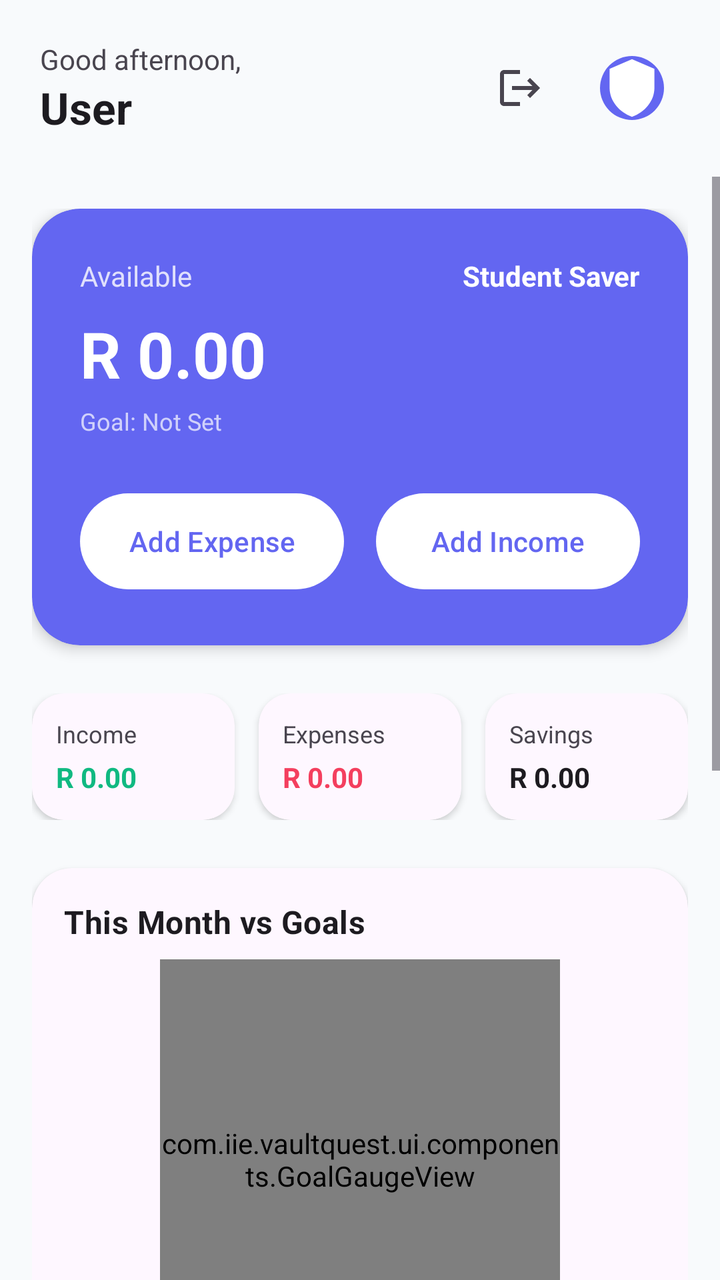
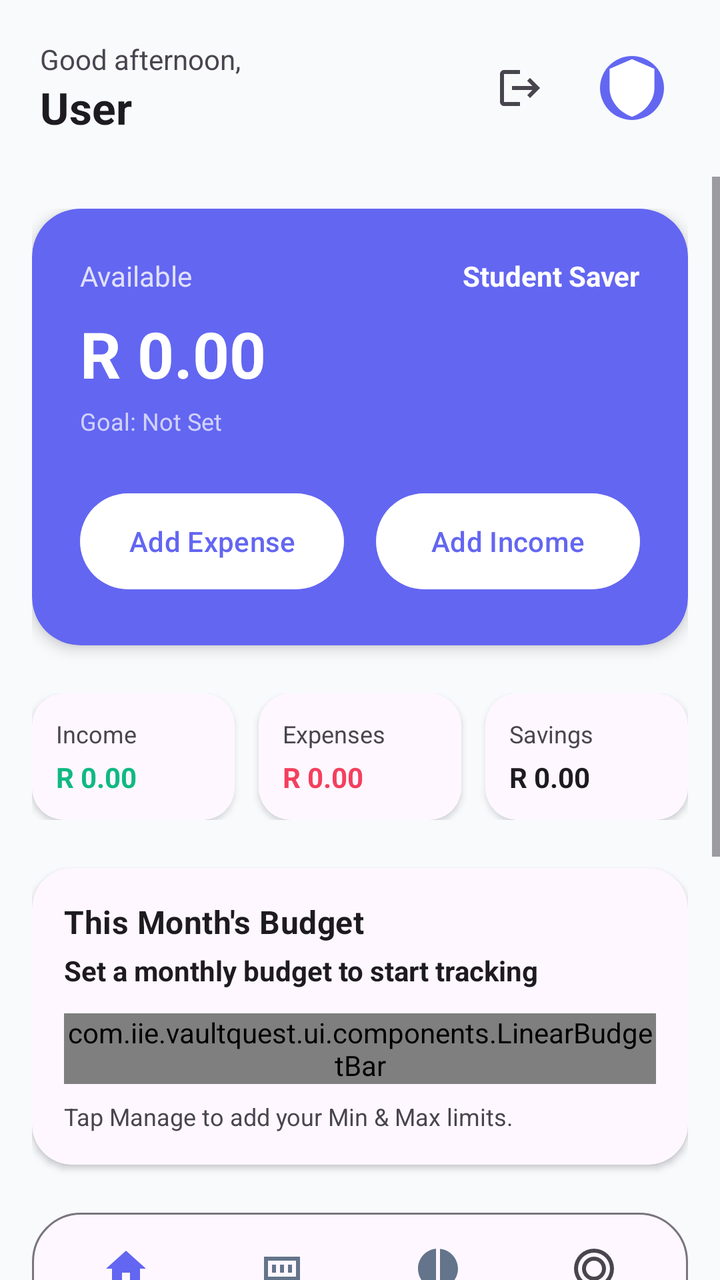

Two renders of the same Android screen: before a commit and after it. Below are the layout's source before the change and the commit's diff.
<!-- AndroidManifest.xml: application theme Theme.VaultQuest -->
<!-- res/layout/activity_main.xml -->
<?xml version="1.0" encoding="utf-8"?>
<androidx.constraintlayout.widget.ConstraintLayout xmlns:android="http://schemas.android.com/apk/res/android"
    xmlns:app="http://schemas.android.com/apk/res-auto"
    xmlns:tools="http://schemas.android.com/tools"
    android:layout_width="match_parent"
    android:layout_height="match_parent"
    android:background="?android:attr/windowBackground">

    
    <LinearLayout
        android:id="@+id/header"
        android:layout_width="match_parent"
        android:layout_height="wrap_content"
        android:orientation="horizontal"
        android:padding="20dp"
        android:gravity="center_vertical"
        app:layout_constraintTop_toTopOf="parent">

        <LinearLayout
            android:layout_width="0dp"
            android:layout_height="wrap_content"
            android:layout_weight="1"
            android:orientation="vertical">
            <TextView
                android:id="@+id/greetingText"
                android:layout_width="wrap_content"
                android:layout_height="wrap_content"
                android:text="Good afternoon,"
                android:textColor="?android:attr/textColorSecondary"
                android:textSize="14sp" />
            <TextView
                android:id="@+id/welcomeText"
                android:layout_width="wrap_content"
                android:layout_height="wrap_content"
                android:text="User"
                android:textColor="?android:attr/textColorPrimary"
                android:textSize="22sp"
                android:textStyle="bold" />
        </LinearLayout>

        <ImageButton
            android:id="@+id/btnLogout"
            android:layout_width="40dp"
            android:layout_height="40dp"
            android:background="?attr/selectableItemBackgroundBorderless"
            android:src="@drawable/ic_logout"
            app:tint="?android:attr/textColorSecondary" />

        <com.google.android.material.imageview.ShapeableImageView
            android:id="@+id/profileImage"
            android:layout_width="48dp"
            android:layout_height="48dp"
            android:layout_marginStart="12dp"
            android:src="@drawable/ic_vault_logo"
            app:shapeAppearanceOverlay="@style/CircleImage"
            android:padding="8dp"
            android:background="@color/vault_blue"
            app:tint="@color/white" />
    </LinearLayout>

    <ScrollView
        android:layout_width="match_parent"
        android:layout_height="0dp"
        android:fillViewport="true"
        app:layout_constraintTop_toBottomOf="@id/header"
        app:layout_constraintBottom_toBottomOf="parent">

        <LinearLayout
            android:layout_width="match_parent"
            android:layout_height="wrap_content"
            android:orientation="vertical"
            android:padding="16dp">

            
            <androidx.cardview.widget.CardView
                android:layout_width="match_parent"
                android:layout_height="wrap_content"
                app:cardBackgroundColor="@color/vault_blue"
                app:cardCornerRadius="24dp"
                app:cardElevation="4dp">

                <LinearLayout
                    android:layout_width="match_parent"
                    android:layout_height="wrap_content"
                    android:orientation="vertical"
                    android:padding="24dp">

                    <RelativeLayout
                        android:layout_width="match_parent"
                        android:layout_height="wrap_content">
                        <TextView
                            android:layout_width="wrap_content"
                            android:layout_height="wrap_content"
                            android:text="Available"
                            android:textColor="@color/white"
                            android:alpha="0.8" />
                        <TextView
                            android:layout_width="wrap_content"
                            android:layout_height="wrap_content"
                            android:layout_alignParentEnd="true"
                            android:text="Student Saver"
                            android:textColor="@color/white"
                            android:textStyle="bold" />
                    </RelativeLayout>

                    <TextView
                        android:id="@+id/totalSpent"
                        android:layout_width="wrap_content"
                        android:layout_height="wrap_content"
                        android:layout_marginTop="8dp"
                        android:text="R 0.00"
                        android:textColor="@color/white"
                        android:textSize="32sp"
                        android:textStyle="bold" />

                    <TextView
                        android:id="@+id/goalStatus"
                        android:layout_width="wrap_content"
                        android:layout_height="wrap_content"
                        android:layout_marginTop="4dp"
                        android:text="Goal: Not Set"
                        android:textColor="@color/white"
                        android:textSize="12sp"
                        android:alpha="0.7" />

                    <LinearLayout
                        android:layout_width="match_parent"
                        android:layout_height="wrap_content"
                        android:layout_marginTop="24dp"
                        android:orientation="horizontal">
                        <Button
                            android:id="@+id/btnAddExpense"
                            style="@style/Widget.Material3.Button.TonalButton"
                            android:layout_width="0dp"
                            android:layout_height="56dp"
                            android:layout_weight="1"
                            android:layout_marginEnd="8dp"
                            android:text="Add Expense"
                            android:textColor="@color/vault_blue"
                            app:backgroundTint="@color/white"
                            app:cornerRadius="28dp" />
                        <Button
                            android:id="@+id/btnAddIncome"
                            style="@style/Widget.Material3.Button.TonalButton"
                            android:layout_width="0dp"
                            android:layout_height="56dp"
                            android:layout_weight="1"
                            android:layout_marginStart="8dp"
                            android:text="Add Income"
                            android:textColor="@color/vault_blue"
                            app:backgroundTint="@color/white"
                            app:cornerRadius="28dp" />
                    </LinearLayout>
                </LinearLayout>
            </androidx.cardview.widget.CardView>

            
            <LinearLayout
                android:layout_width="match_parent"
                android:layout_height="wrap_content"
                android:layout_marginTop="24dp"
                android:orientation="horizontal">

                <androidx.cardview.widget.CardView
                    android:layout_width="0dp"
                    android:layout_height="wrap_content"
                    android:layout_weight="1"
                    android:layout_marginEnd="8dp"
                    app:cardBackgroundColor="?attr/colorSurface"
                    app:cardCornerRadius="16dp"
                    app:cardElevation="2dp">
                    <LinearLayout
                        android:layout_width="match_parent"
                        android:layout_height="wrap_content"
                        android:orientation="vertical"
                        android:padding="12dp">
                        <TextView
                            android:layout_width="wrap_content"
                            android:layout_height="wrap_content"
                            android:text="Income"
                            android:textColor="?android:attr/textColorSecondary"
                            android:textSize="12sp" />
                        <TextView
                            android:id="@+id/incomeValue"
                            android:layout_width="wrap_content"
                            android:layout_height="wrap_content"
                            android:layout_marginTop="4dp"
                            android:text="R 0.00"
                            android:textColor="@color/vault_green"
                            android:textStyle="bold" />
                    </LinearLayout>
                </androidx.cardview.widget.CardView>

                <androidx.cardview.widget.CardView
                    android:layout_width="0dp"
                    android:layout_height="wrap_content"
                    android:layout_weight="1"
                    android:layout_marginHorizontal="4dp"
                    app:cardBackgroundColor="?attr/colorSurface"
                    app:cardCornerRadius="16dp"
                    app:cardElevation="2dp">
                    <LinearLayout
                        android:layout_width="match_parent"
                        android:layout_height="wrap_content"
                        android:orientation="vertical"
                        android:padding="12dp">
                        <TextView
                            android:layout_width="wrap_content"
                            android:layout_height="wrap_content"
                            android:text="Expenses"
                            android:textColor="?android:attr/textColorSecondary"
                            android:textSize="12sp" />
                        <TextView
                            android:id="@+id/expensesValue"
                            android:layout_width="wrap_content"
                            android:layout_height="wrap_content"
                            android:layout_marginTop="4dp"
                            android:text="R 0.00"
                            android:textColor="@color/vault_red"
                            android:textStyle="bold" />
                    </LinearLayout>
                </androidx.cardview.widget.CardView>

                <androidx.cardview.widget.CardView
                    android:layout_width="0dp"
                    android:layout_height="wrap_content"
                    android:layout_weight="1"
                    android:layout_marginStart="8dp"
                    app:cardBackgroundColor="?attr/colorSurface"
                    app:cardCornerRadius="16dp"
                    app:cardElevation="2dp">
                    <LinearLayout
                        android:layout_width="match_parent"
                        android:layout_height="wrap_content"
                        android:orientation="vertical"
                        android:padding="12dp">
                        <TextView
                            android:layout_width="wrap_content"
                            android:layout_height="wrap_content"
                            android:text="Savings"
                            android:textColor="?android:attr/textColorSecondary"
                            android:textSize="12sp" />
                        <TextView
                            android:id="@+id/savingsValue"
                            android:layout_width="wrap_content"
                            android:layout_height="wrap_content"
                            android:layout_marginTop="4dp"
                            android:text="R 0.00"
                            android:textColor="?android:attr/textColorPrimary"
                            android:textStyle="bold" />
                    </LinearLayout>
                </androidx.cardview.widget.CardView>
            </LinearLayout>

            
            <androidx.cardview.widget.CardView
                android:layout_width="match_parent"
                android:layout_height="wrap_content"
                android:layout_marginTop="24dp"
                app:cardBackgroundColor="?attr/colorSurface"
                app:cardCornerRadius="20dp"
                app:cardElevation="2dp">

                <LinearLayout
                    android:layout_width="match_parent"
                    android:layout_height="wrap_content"
                    android:orientation="vertical"
                    android:gravity="center_horizontal"
                    android:padding="16dp">

                    <TextView
                        style="@style/Vault.Text.SectionHeader"
                        android:layout_width="match_parent"
                        android:layout_height="wrap_content"
                        android:text="This Month vs Goals" />

                    <com.iie.vaultquest.ui.components.GoalGaugeView
                        android:id="@+id/goalGauge"
                        android:layout_width="@dimen/gauge_size"
                        android:layout_height="@dimen/gauge_size"
                        android:layout_marginTop="8dp" />

                    <TextView
                        android:id="@+id/gaugeHint"
                        style="@style/Vault.Text.Caption"
                        android:layout_width="match_parent"
                        android:layout_height="wrap_content"
                        android:gravity="center"
                        android:text="Set your monthly goals to activate tracking." />
                </LinearLayout>
            </androidx.cardview.widget.CardView>

            
            <LinearLayout
                android:layout_width="match_parent"
                android:layout_height="wrap_content"
                android:layout_marginTop="24dp"
                android:background="@drawable/card_premium"
                android:orientation="horizontal"
                android:padding="8dp">

                <LinearLayout
                    android:id="@+id/tabHome"
                    android:layout_width="0dp"
                    android:layout_height="wrap_content"
                    android:layout_weight="1"
                    android:gravity="center"
                    android:orientation="vertical"
                    android:padding="8dp">
                    <ImageView
                        android:layout_width="24dp"
                        android:layout_height="24dp"
                        android:src="@drawable/ic_home_nav" />
                    <TextView
                        android:layout_width="wrap_content"
                        android:layout_height="wrap_content"
                        android:text="Home"
                        android:textColor="@color/vault_blue"
                        android:textSize="12sp" />
                </LinearLayout>

                <LinearLayout
                    android:id="@+id/tabBudget"
                    android:layout_width="0dp"
                    android:layout_height="wrap_content"
                    android:layout_weight="1"
                    android:gravity="center"
                    android:orientation="vertical"
                    android:padding="8dp">
                    <ImageView
                        android:layout_width="24dp"
                        android:layout_height="24dp"
                        android:src="@drawable/ic_budget_nav"
                        app:tint="@color/vault_text_secondary" />
                    <TextView
                        android:layout_width="wrap_content"
                        android:layout_height="wrap_content"
                        android:text="Budget"
                        android:textColor="@color/vault_text_secondary"
                        android:textSize="12sp" />
                </LinearLayout>

                <LinearLayout
                    android:id="@+id/tabReports"
                    android:layout_width="0dp"
                    android:layout_height="wrap_content"
                    android:layout_weight="1"
                    android:gravity="center"
                    android:orientation="vertical"
                    android:padding="8dp">
                    <ImageView
                        android:layout_width="24dp"
                        android:layout_height="24dp"
                        android:src="@drawable/ic_reports_nav"
                        app:tint="@color/vault_text_secondary" />
                    <TextView
                        android:layout_width="wrap_content"
                        android:layout_height="wrap_content"
                        android:text="Reports"
                        android:textColor="@color/vault_text_secondary"
                        android:textSize="12sp" />
                </LinearLayout>

                <LinearLayout
                    android:id="@+id/tabProfile"
                    android:layout_width="0dp"
                    android:layout_height="wrap_content"
                    android:layout_weight="1"
                    android:gravity="center"
                    android:orientation="vertical"
                    android:padding="8dp">
                    <ImageView
                        android:layout_width="24dp"
                        android:layout_height="24dp"
                        android:src="@drawable/ic_target"
                        app:tint="?android:attr/textColorSecondary" />
                    <TextView
                        android:layout_width="wrap_content"
                        android:layout_height="wrap_content"
                        android:text="Goals"
                        android:textColor="?android:attr/textColorSecondary"
                        android:textSize="12sp" />
                </LinearLayout>
            </LinearLayout>

            
            <RelativeLayout
                android:layout_width="match_parent"
                android:layout_height="wrap_content"
                android:layout_marginTop="24dp">
                <TextView
                    android:layout_width="wrap_content"
                    android:layout_height="wrap_content"
                    android:text="Monthly Goals"
                    android:textColor="?android:attr/textColorPrimary"
                    android:textSize="18sp"
                    android:textStyle="bold" />
                <TextView
                    android:id="@+id/btnManageGoals"
                    android:layout_width="wrap_content"
                    android:layout_height="wrap_content"
                    android:layout_alignParentEnd="true"
                    android:text="Manage"
                    android:textColor="@color/vault_blue"
                    android:padding="4dp"
                    android:textStyle="bold" />
            </RelativeLayout>

            <androidx.cardview.widget.CardView
                android:layout_width="match_parent"
                android:layout_height="wrap_content"
                android:layout_marginTop="16dp"
                app:cardBackgroundColor="?attr/colorSurface"
                app:cardCornerRadius="20dp"
                app:cardElevation="2dp">
                <LinearLayout
                    android:layout_width="match_parent"
                    android:layout_height="wrap_content"
                    android:orientation="vertical"
                    android:padding="16dp">
                    <TextView
                        android:id="@+id/dashboardGoalText"
                        android:layout_width="wrap_content"
                        android:layout_height="wrap_content"
                        android:text="Track your monthly budget limits here."
                        android:textColor="?android:attr/textColorSecondary"
                        android:textSize="14sp" />

                    <com.google.android.material.button.MaterialButton
                        android:id="@+id/btnSetGoalNow"
                        style="@style/Widget.Material3.Button.TextButton"
                        android:layout_width="wrap_content"
                        android:layout_height="wrap_content"
                        android:layout_marginTop="8dp"
                        android:text="Set New Goal"
                        android:textColor="@color/vault_blue"
                        android:padding="0dp" />
                </LinearLayout>
            </androidx.cardview.widget.CardView>

            
            <RelativeLayout
                android:layout_width="match_parent"
                android:layout_height="wrap_content"
                android:layout_marginTop="24dp">
                <TextView
                    android:layout_width="wrap_content"
                    android:layout_height="wrap_content"
                    android:text="Recent Transactions"
                    android:textColor="@color/vault_text_primary"
                    android:textSize="18sp"
                    android:textStyle="bold" />
                <TextView
                    android:id="@+id/btnViewAll"
                    android:layout_width="wrap_content"
                    android:layout_height="wrap_content"
                    android:layout_alignParentEnd="true"
                    android:text="View all"
                    android:textColor="@color/vault_text_secondary"
                    android:padding="4dp" />
            </RelativeLayout>

            <androidx.cardview.widget.CardView
                android:layout_width="match_parent"
                android:layout_height="wrap_content"
                android:layout_marginTop="16dp"
                android:layout_marginBottom="32dp"
                app:cardBackgroundColor="?attr/colorSurface"
                app:cardCornerRadius="20dp"
                app:cardElevation="2dp">
                <androidx.recyclerview.widget.RecyclerView
                    android:id="@+id/recentTransactionsList"
                    android:layout_width="match_parent"
                    android:layout_height="wrap_content"
                    android:padding="8dp"
                    app:layoutManager="androidx.recyclerview.widget.LinearLayoutManager"
                    tools:listitem="@layout/item_entry" />
            </androidx.cardview.widget.CardView>

        </LinearLayout>
    </ScrollView>

</androidx.constraintlayout.widget.ConstraintLayout>
<!-- res/layout/item_entry.xml (included above) -->
<?xml version="1.0" encoding="utf-8"?>
<androidx.cardview.widget.CardView xmlns:android="http://schemas.android.com/apk/res/android"
    xmlns:app="http://schemas.android.com/apk/res-auto"
    android:layout_width="match_parent"
    android:layout_height="wrap_content"
    android:layout_marginVertical="4dp"
    app:cardBackgroundColor="?attr/colorSurface"
    app:cardCornerRadius="12dp"
    app:cardElevation="0dp">

    <LinearLayout
        android:layout_width="match_parent"
        android:layout_height="wrap_content"
        android:orientation="horizontal"
        android:padding="12dp"
        android:gravity="center_vertical">

        <com.google.android.material.imageview.ShapeableImageView
            android:id="@+id/imgEntry"
            android:layout_width="48dp"
            android:layout_height="48dp"
            android:scaleType="centerInside"
            android:src="@drawable/ic_receipt"
            android:background="?attr/colorSurfaceVariant"
            android:padding="8dp"
            app:shapeAppearanceOverlay="@style/CircleImage"
            app:tint="@color/vault_blue" />

        <LinearLayout
            android:layout_width="0dp"
            android:layout_height="wrap_content"
            android:layout_weight="1"
            android:layout_marginStart="16dp"
            android:orientation="vertical">

            <TextView
                android:id="@+id/txtDescription"
                android:layout_width="wrap_content"
                android:layout_height="wrap_content"
                android:text="Expense Description"
                android:textColor="?android:attr/textColorPrimary"
                android:textSize="16sp"
                android:textStyle="bold" />

            <TextView
                android:id="@+id/txtCategory"
                android:layout_width="wrap_content"
                android:layout_height="wrap_content"
                android:text="Category"
                android:textColor="?android:attr/textColorSecondary"
                android:textSize="13sp" />

            <TextView
                android:id="@+id/txtTime"
                android:layout_width="wrap_content"
                android:layout_height="wrap_content"
                android:text="10:00"
                android:textColor="?android:attr/textColorSecondary"
                android:textSize="11sp"
                android:alpha="0.7" />
        </LinearLayout>

        <TextView
            android:id="@+id/txtAmount"
            android:layout_width="wrap_content"
            android:layout_height="wrap_content"
            android:text="R 0.00"
            android:textColor="@color/vault_blue"
            android:textSize="18sp"
            android:textStyle="bold" />

    </LinearLayout>
</androidx.cardview.widget.CardView>
<!-- resources referenced by this layout -->
<resources>
  <color name="vault_blue">#6366F1</color>
  <color name="vault_green">#10B981</color>
  <color name="vault_red">#F43F5E</color>
  <color name="vault_text_primary">#0F172A</color>
  <color name="vault_text_secondary">#64748B</color>
  <color name="white">#FFFFFFFF</color>
  <dimen name="gauge_size">200dp</dimen>
  <!-- drawable card_premium (drawable) -->
  <?xml version="1.0" encoding="utf-8"?>
  <shape xmlns:android="http://schemas.android.com/apk/res/android">
      <solid android:color="?attr/colorSurface" />
      <corners android:radius="24dp" />
      <stroke android:width="1dp" android:color="?attr/colorOutline" />
  </shape>
  <!-- drawable ic_budget_nav (drawable) -->
  <vector xmlns:android="http://schemas.android.com/apk/res/android"
      android:width="24dp"
      android:height="24dp"
      android:viewportWidth="24"
      android:viewportHeight="24">
      <path
          android:fillColor="@color/vault_text_secondary"
          android:pathData="M21,18H3V6H21V18M19,16V8H5V16H19M11,10H13V14H11V10M7,10H9V14H7V10M15,10H17V14H15V10Z"/>
  </vector>
  <!-- drawable ic_home_nav (drawable) -->
  <vector xmlns:android="http://schemas.android.com/apk/res/android"
      android:width="24dp"
      android:height="24dp"
      android:viewportWidth="24"
      android:viewportHeight="24">
      <path
          android:fillColor="@color/vault_blue"
          android:pathData="M10,20V14H14V20H19V12H22L12,3L2,12H5V20H10Z"/>
  </vector>
  <!-- drawable ic_logout (drawable) -->
  <vector xmlns:android="http://schemas.android.com/apk/res/android"
      android:width="24dp"
      android:height="24dp"
      android:viewportWidth="24"
      android:viewportHeight="24">
      <path
          android:fillColor="@color/secondary"
          android:pathData="m17,7 -1.41,1.41L18.17,11H8v2h10.17l-2.58,2.58L17,17l5,-5zM4,5h8V3H4C2.9,3 2,3.9 2,5v14c0,1.1 0.9,2 2,2h8v-2H4V5z"/>
  </vector>
  <!-- drawable ic_reports_nav (drawable) -->
  <vector xmlns:android="http://schemas.android.com/apk/res/android"
      android:width="24dp"
      android:height="24dp"
      android:viewportWidth="24"
      android:viewportHeight="24">
      <path
          android:fillColor="@color/vault_text_secondary"
          android:pathData="M11,2V22C5.9,21.5 2,17.2 2,12C2,6.8 5.9,2.5 11,2M13,2.05C18.05,2.55 22,6.85 22,12C22,17.15 18.05,21.45 13,21.95V2.05Z"/>
  </vector>
  <style name="CircleImage">
          <item name="cornerSize">50%</item>
      </style>
  <style name="Vault.Text.Caption">
          <item name="android:textSize">@dimen/text_caption</item>
          <item name="android:textColor">?android:attr/textColorSecondary</item>
      </style>
  <style name="Vault.Text.SectionHeader">
          <item name="android:textSize">@dimen/text_subtitle</item>
          <item name="android:textStyle">bold</item>
          <item name="android:letterSpacing">0.01</item>
      </style>
  <style name="Theme.VaultQuest" parent="Base.Theme.VaultQuest" />
  <color name="secondary">#F43F5E</color>
  <dimen name="text_caption">12sp</dimen>
  <dimen name="text_subtitle">16sp</dimen>
  <style name="Base.Theme.VaultQuest" parent="Theme.Material3.Light.NoActionBar">
          <item name="colorPrimary">@color/vault_blue</item>
          <item name="android:windowBackground">@color/vault_light_bg</item>
          <item name="android:statusBarColor">@color/vault_blue</item>
      </style>
  <color name="vault_light_bg">#F8FAFC</color>
  <!-- unchanged entries left out for length: 3 -->
</resources>

<!-- the commit's change to res/layout/activity_main.xml (unified diff, before → after) -->
@@ -265,28 +265,37 @@
                     android:layout_width="match_parent"
                     android:layout_height="wrap_content"
                     android:orientation="vertical"
-                    android:gravity="center_horizontal"
                     android:padding="16dp">
 
                     <TextView
                         style="@style/Vault.Text.SectionHeader"
                         android:layout_width="match_parent"
                         android:layout_height="wrap_content"
-                        android:text="This Month vs Goals" />
-
-                    <com.iie.vaultquest.ui.components.GoalGaugeView
-                        android:id="@+id/goalGauge"
-                        android:layout_width="@dimen/gauge_size"
-                        android:layout_height="@dimen/gauge_size"
-                        android:layout_marginTop="8dp" />
-
-                    <TextView
-                        android:id="@+id/gaugeHint"
+                        android:text="This Month's Budget" />
+
+                    <TextView
+                        android:id="@+id/budgetBarHeadline"
+                        style="@style/Vault.Text.Body"
+                        android:layout_width="match_parent"
+                        android:layout_height="wrap_content"
+                        android:layout_marginTop="4dp"
+                        android:textColor="?android:attr/textColorPrimary"
+                        android:textStyle="bold"
+                        android:text="Set a monthly budget to start tracking" />
+
+                    <com.iie.vaultquest.ui.components.LinearBudgetBar
+                        android:id="@+id/budgetBar"
+                        android:layout_width="match_parent"
+                        android:layout_height="wrap_content"
+                        android:layout_marginTop="12dp" />
+
+                    <TextView
+                        android:id="@+id/budgetBarSub"
                         style="@style/Vault.Text.Caption"
                         android:layout_width="match_parent"
                         android:layout_height="wrap_content"
-                        android:gravity="center"
-                        android:text="Set your monthly goals to activate tracking." />
+                        android:layout_marginTop="8dp"
+                        android:text="Tap Manage to add your Min &amp; Max limits." />
                 </LinearLayout>
             </androidx.cardview.widget.CardView>
 
<!-- resource entries referenced after the edit -->
@@ -6,7 +6,6 @@
   <color name="vault_text_primary">#0F172A</color>
   <color name="vault_text_secondary">#64748B</color>
   <color name="white">#FFFFFFFF</color>
-  <dimen name="gauge_size">200dp</dimen>
   <!-- drawable card_premium (drawable) -->
   <?xml version="1.0" encoding="utf-8"?>
   <shape xmlns:android="http://schemas.android.com/apk/res/android">
@@ -57,6 +56,10 @@
   <style name="CircleImage">
           <item name="cornerSize">50%</item>
       </style>
+  <style name="Vault.Text.Body">
+          <item name="android:textSize">@dimen/text_body</item>
+          <item name="android:textColor">?android:attr/textColorSecondary</item>
+      </style>
   <style name="Vault.Text.Caption">
           <item name="android:textSize">@dimen/text_caption</item>
           <item name="android:textColor">?android:attr/textColorSecondary</item>
@@ -68,6 +71,7 @@
       </style>
   <style name="Theme.VaultQuest" parent="Base.Theme.VaultQuest" />
   <color name="secondary">#F43F5E</color>
+  <dimen name="text_body">14sp</dimen>
   <dimen name="text_caption">12sp</dimen>
   <dimen name="text_subtitle">16sp</dimen>
   <style name="Base.Theme.VaultQuest" parent="Theme.Material3.Light.NoActionBar">
